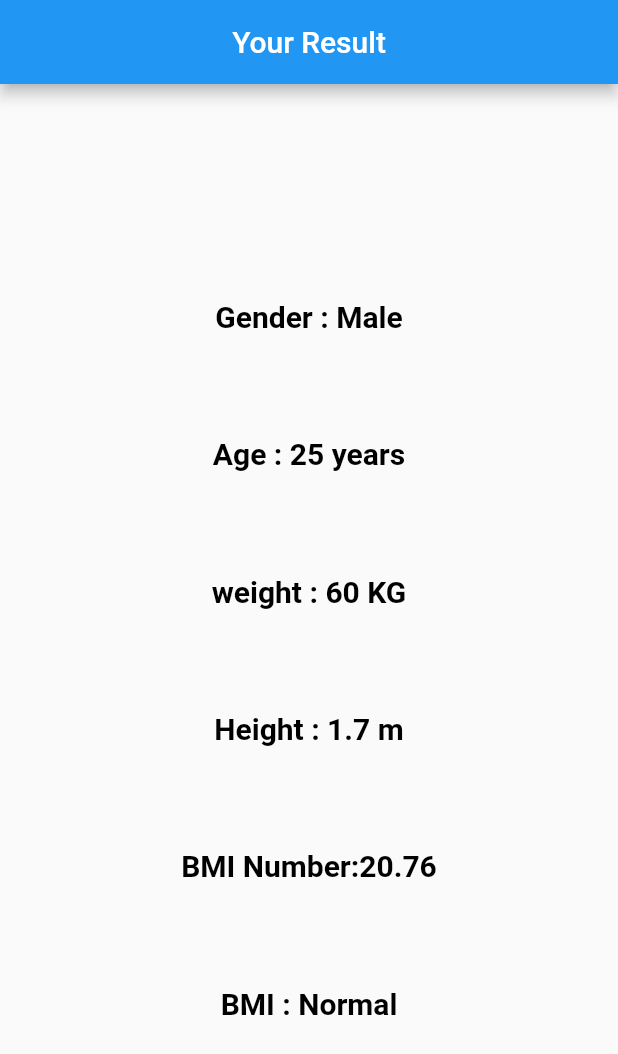
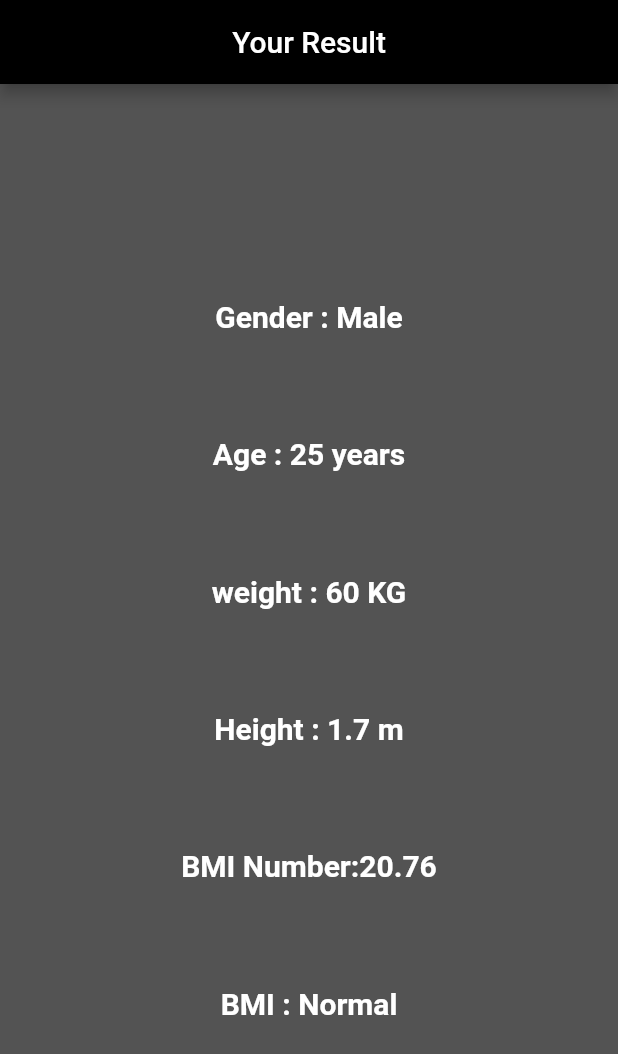
Before and after one commit to RamezHamdiSaeed/MyFlutterReference, a Flutter app: the screen it shows after launch, on a phone screen of 412 x 824 dp. Shown: the top 1054 px of the screen. Run offline on Flutter 3.47's test engine with Material 2 defaults, Android fonts, the phone set to English and light mode, and no system bars.

Commit message:
changin the colors for dark mode

```diff
--- a/lib/main.dart
+++ b/lib/main.dart
@@ -14,10 +14,12 @@ class BMI extends StatelessWidget {
   Widget build(BuildContext context) {
     return MaterialApp(
       theme: ThemeData(
+          appBarTheme: const AppBarTheme(backgroundColor: Colors.black),
+          canvasColor: const Color.fromARGB(255, 83, 83, 83),
           textTheme: const TextTheme(
               headline1: TextStyle(
                   fontSize: 20,
-                  color: Colors.black,
+                  color: Colors.white,
                   fontWeight: FontWeight.bold))),
       home: const Result(
         age: 25,
```
Also changed, not shown: 1 other file.
